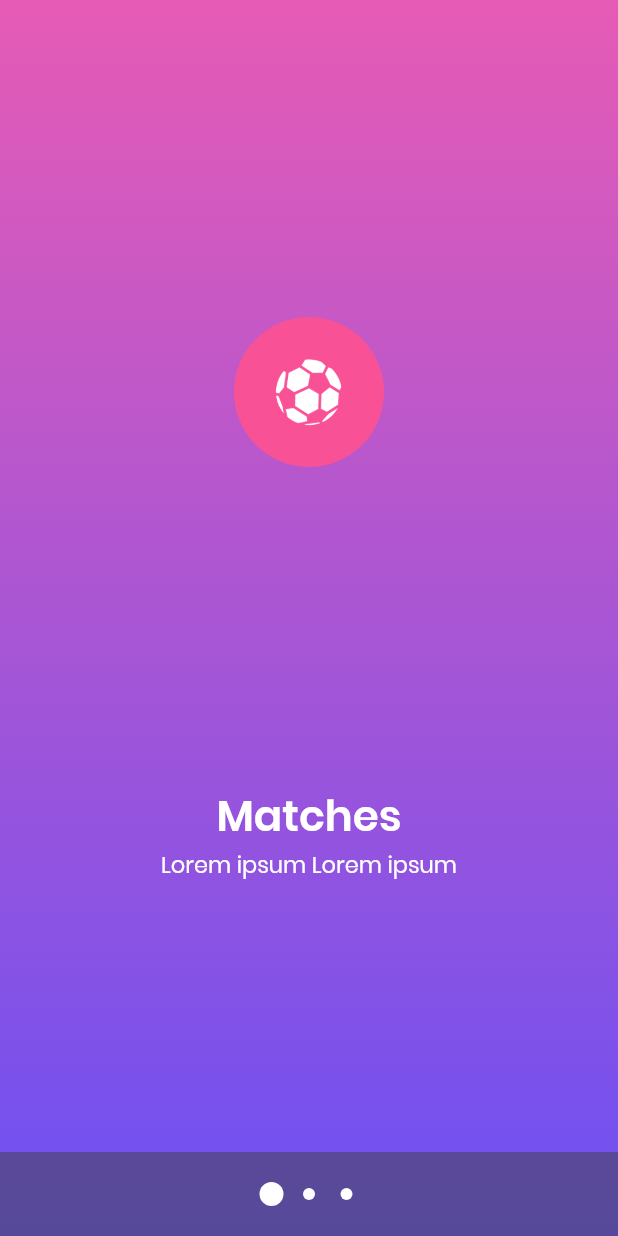
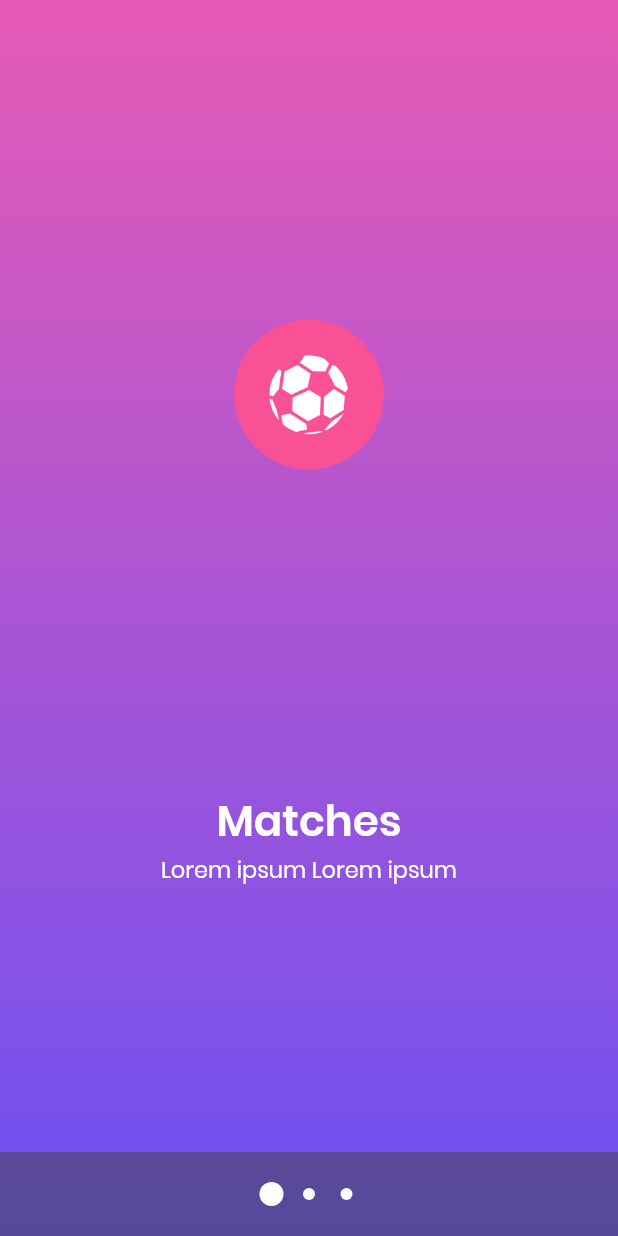
Before and after one commit to valerybodak/sport-predictor, a Flutter app: the screen it shows after launch, on a phone screen of 412 x 824 dp. Run offline on Flutter 3.47's test engine with Material 2 defaults, Android fonts, the phone set to English and light mode, and no system bars; our stand-ins replace rxdart.

Commit message:
changed size

```diff
--- a/lib/widgets/CircleWidget.dart
+++ b/lib/widgets/CircleWidget.dart
@@ -1,5 +1,4 @@
 import 'package:flutter/material.dart';
-import 'package:sport_predictor/AppTheme.dart' as AppTheme;
 
 class CircleWidget extends CustomPainter {
 
--- a/lib/widgets/OnboardingPage.dart
+++ b/lib/widgets/OnboardingPage.dart
@@ -19,7 +19,7 @@ class OnboardingPage extends StatelessWidget {
                 alignment: AlignmentDirectional(0, 0),
                 children: <Widget>[
                   CustomPaint(painter: CircleWidget(AppTheme.Colors.purple_f8)),
-                  Image.asset('assets/soccer_ball.png', width: 50, height: 50,
+                  Image.asset('assets/soccer_ball.png', width: 60, height: 60,
                   ),
                 ]
               ),
```
